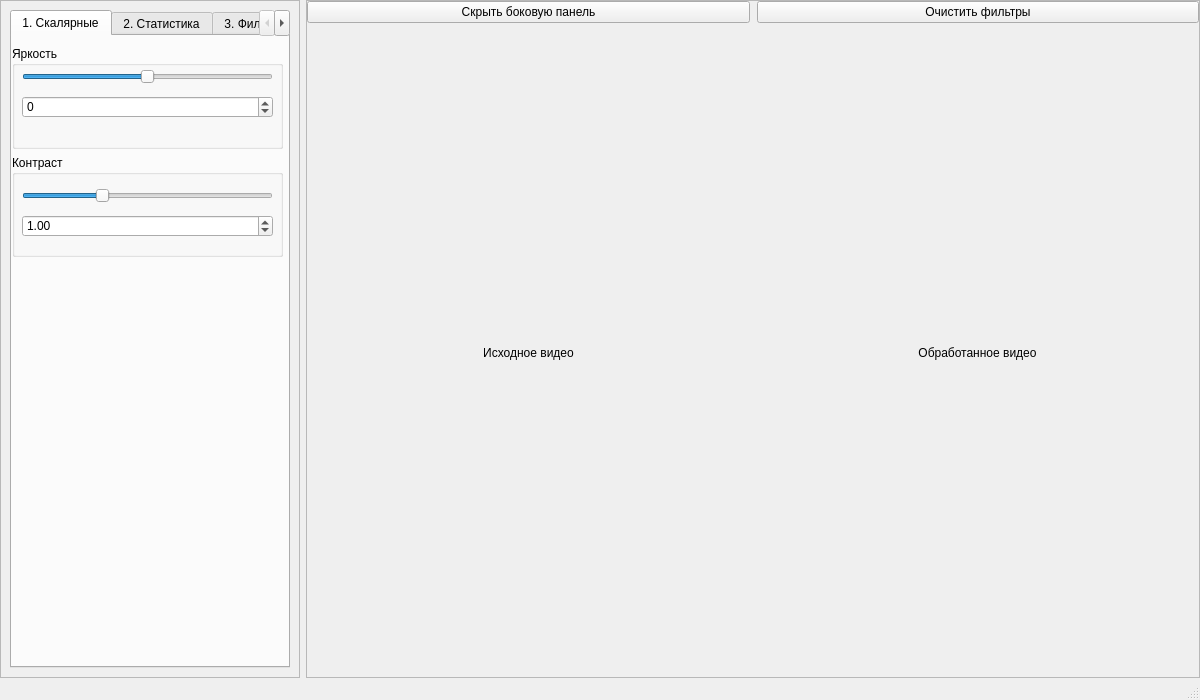
The window that main_window.ui (meshkovaalisa/Final_CV2) describes before a commit, drawn with Qt 5.
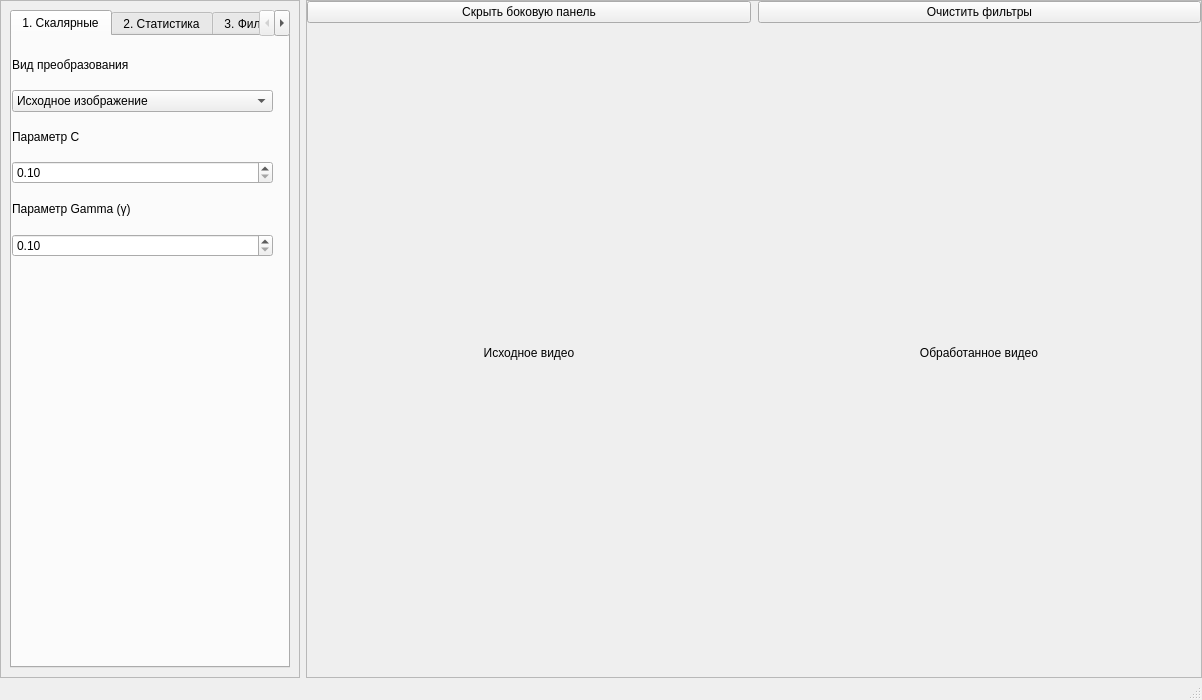
The same window after the commit.

Commit message: исправила 1 вкладку

```diff
--- a/main_window.ui
+++ b/main_window.ui
@@ -6,7 +6,7 @@
    <rect>
     <x>0</x>
     <y>0</y>
-    <width>1200</width>
+    <width>1202</width>
     <height>700</height>
    </rect>
   </property>
@@ -62,99 +62,85 @@
             <rect>
              <x>0</x>
              <y>10</y>
-             <width>271</width>
+             <width>261</width>
              <height>211</height>
             </rect>
            </property>
            <layout class="QVBoxLayout" name="verticalLayout_2">
             <item>
-             <widget class="QGroupBox" name="groupBox">
-              <property name="title">
-               <string>Яркость</string>
+             <widget class="QLabel" name="label">
+              <property name="text">
+               <string>Вид преобразования</string>
               </property>
-              <widget class="QSlider" name="slider_brightness">
-               <property name="geometry">
-                <rect>
-                 <x>10</x>
-                 <y>20</y>
-                 <width>251</width>
-                 <height>22</height>
-                </rect>
+             </widget>
+            </item>
+            <item>
+             <widget class="QComboBox" name="combo_transform_type">
+              <item>
+               <property name="text">
+                <string>Исходное изображение</string>
                </property>
-               <property name="minimum">
-                <number>-100</number>
+              </item>
+              <item>
+               <property name="text">
+                <string>1. Негатив</string>
                </property>
-               <property name="maximum">
-                <number>100</number>
+              </item>
+              <item>
+               <property name="text">
+                <string>2. Логарифмическое</string>
                </property>
-               <property name="orientation">
-                <enum>Qt::Horizontal</enum>
+              </item>
+              <item>
+               <property name="text">
+                <string>3. Степенное</string>
                </property>
-              </widget>
-              <widget class="QSpinBox" name="spin_brightness">
-               <property name="geometry">
-                <rect>
-                 <x>10</x>
-                 <y>50</y>
-                 <width>251</width>
-                 <height>22</height>
-                </rect>
+              </item>
+              <item>
+               <property name="text">
+                <string>4. Обратное логарифмическое</string>
                </property>
-               <property name="minimum">
-                <number>-100</number>
-               </property>
-               <property name="maximum">
-                <number>100</number>
-               </property>
-              </widget>
+              </item>
              </widget>
             </item>
             <item>
-             <widget class="QGroupBox" name="groupBox_2">
-              <property name="title">
-               <string>Контраст</string>
+             <widget class="QLabel" name="label_2">
+              <property name="text">
+               <string>Параметр C</string>
               </property>
-              <widget class="QSlider" name="slider_contrast">
-               <property name="geometry">
-                <rect>
-                 <x>10</x>
-                 <y>30</y>
-                 <width>251</width>
-                 <height>22</height>
-                </rect>
-               </property>
-               <property name="minimum">
-                <number>10</number>
-               </property>
-               <property name="maximum">
-                <number>300</number>
-               </property>
-               <property name="value">
-                <number>100</number>
-               </property>
-               <property name="orientation">
-                <enum>Qt::Horizontal</enum>
-               </property>
-              </widget>
-              <widget class="QDoubleSpinBox" name="dspin_contrast">
-               <property name="geometry">
-                <rect>
-                 <x>10</x>
-                 <y>60</y>
-                 <width>251</width>
-                 <height>22</height>
-                </rect>
-               </property>
-               <property name="minimum">
-                <double>0.100000000000000</double>
-               </property>
-               <property name="maximum">
-                <double>3.000000000000000</double>
-               </property>
-               <property name="value">
-                <double>1.000000000000000</double>
-               </property>
-              </widget>
+             </widget>
+            </item>
+            <item>
+             <widget class="QDoubleSpinBox" name="spin_c">
+              <property name="minimum">
+               <double>0.100000000000000</double>
+              </property>
+              <property name="maximum">
+               <double>2.000000000000000</double>
+              </property>
+              <property name="singleStep">
+               <double>0.100000000000000</double>
+              </property>
+             </widget>
+            </item>
+            <item>
+             <widget class="QLabel" name="label_3">
+              <property name="text">
+               <string>Параметр Gamma (γ)</string>
+              </property>
+             </widget>
+            </item>
+            <item>
+             <widget class="QDoubleSpinBox" name="spin_gamma">
+              <property name="minimum">
+               <double>0.100000000000000</double>
+              </property>
+              <property name="maximum">
+               <double>5.000000000000000</double>
+              </property>
+              <property name="singleStep">
+               <double>0.100000000000000</double>
+              </property>
              </widget>
             </item>
            </layout>
```
Left out of the diff: 2 changed lines with no effect on the pictures. The commit also changes 1 other file.
